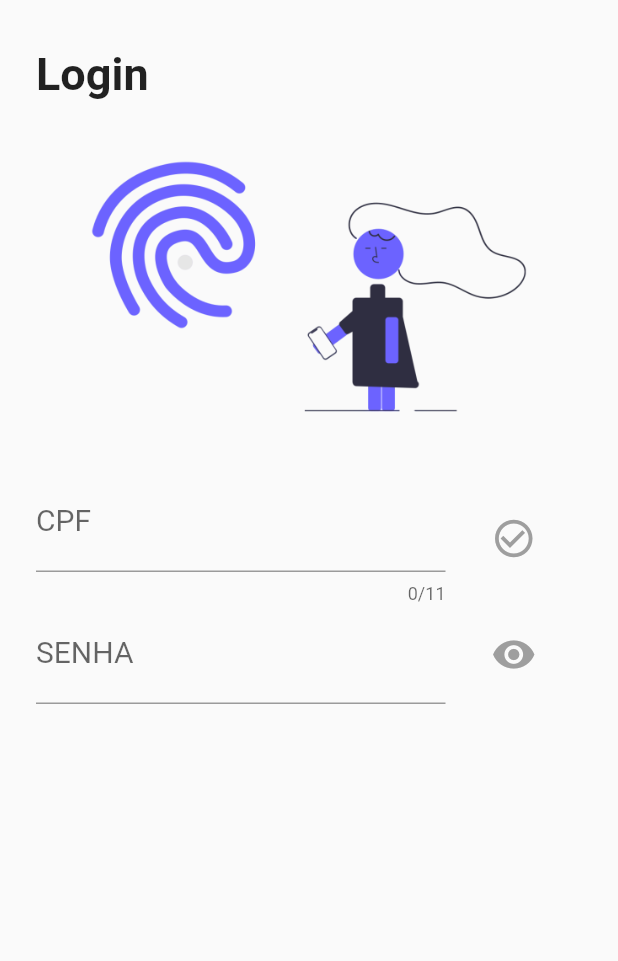
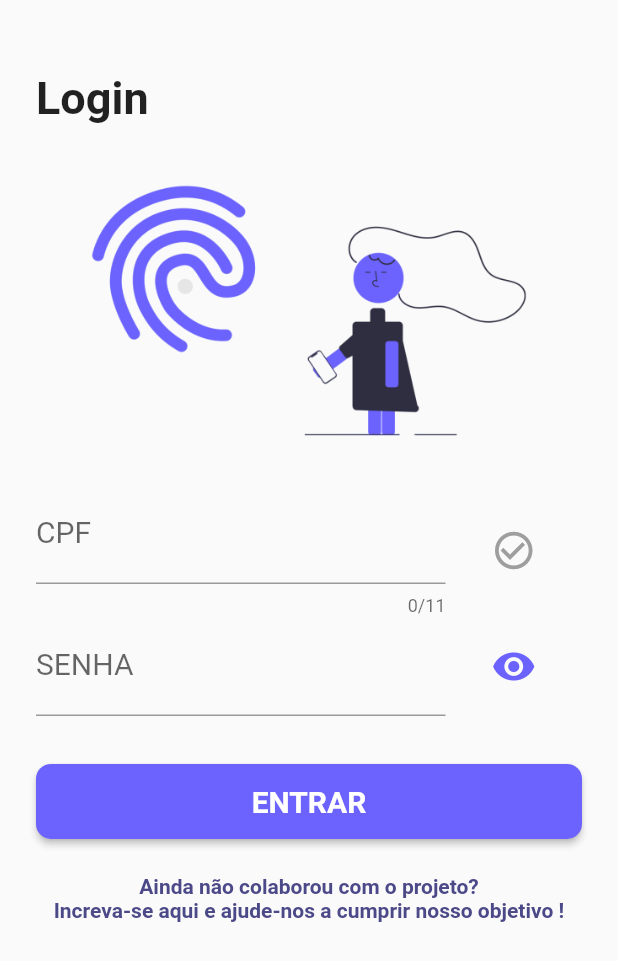
Before and after one commit to kauemurakami/profectus, a Flutter app: the LoginPage screen opened by its route, after a tap on the "remove red eye" icon, on a phone screen of 412 x 824 dp. Shown: the top 961 px of the screen. Run offline on Flutter 3.47's test engine with Material 2 defaults, Android fonts, the light colour scheme and no system bars; our stand-ins replace get, liquid_swipe.

Commit message:
finalizando login

```diff
--- a/lib/app/modules/landing/pages/final_page.dart
+++ b/lib/app/modules/landing/pages/final_page.dart
@@ -15,7 +15,7 @@ class FinalPage extends Container {
             fit: BoxFit.cover,
           ),
           Padding(
-            padding: EdgeInsets.all(20.0),
+            padding: EdgeInsets.all(10.0),
           ),
           Column(
             children: <Widget>[
--- a/lib/app/modules/login/login_controller.dart
+++ b/lib/app/modules/login/login_controller.dart
@@ -2,6 +2,7 @@ import 'package:get/get.dart';
 import 'package:meta/meta.dart';
 import 'package:vitalis/app/data/model/user_model.dart';
 import 'package:vitalis/app/data/repository/user_repository.dart';
+import 'package:vitalis/app/routes/app_pages.dart';
 
 class LoginController extends GetxController {
 
@@ -16,12 +17,11 @@ class LoginController extends GetxController {
   get user => this._user.value;
   set user(value) => this._user.value = value;
 
+  final _obscure = true.obs;
+  get obscure => this._obscure.value;
+  set obscure(value) => this._obscure.value = value;
 
-  final _showPassword = false.obs;
-  get showPassword => this._showPassword.value;
-  set showPassword(value) => this._showPassword.value = value;
-
-  validatecpf(value) => GetUtils.isCpf(value) ? null : 'Insira um CPF válido' ;
+  validateCpf(value) => GetUtils.isCpf(value) ? null : 'Insira um CPF válido' ;
   validateSenha(value) => value < 5 ? 'Insira uma senha válida' : null ;
 
   onSavedCpf(value) => this.user.cpf = value;
@@ -30,10 +30,12 @@ class LoginController extends GetxController {
   onChangeCpf(value) => GetUtils.isCpf(value) ? this.isCPF = true : null ;
   onChangeSenha(value) => this.user.senha = value;
 
-  show() => !this.showPassword ? this.showPassword == true : this.showPassword == false;
+  show() => this.obscure == false? this.obscure = true : this.obscure = false;
+
   login(){
 
   }
 
+  cadastro() => Get.toNamed(Routes.CADASTRO);
 
 }
--- a/lib/app/modules/login/login_page.dart
+++ b/lib/app/modules/login/login_page.dart
@@ -1,7 +1,9 @@
 import 'package:flutter/material.dart';
 import 'package:vitalis/app/modules/login/login_controller.dart';
 import 'package:get/get.dart';
+import 'package:vitalis/app/theme/app_colors_theme.dart';
 import 'package:vitalis/app/theme/app_text_theme.dart';
+import 'package:vitalis/app/widgets/custom_button_widget.dart';
 import 'package:vitalis/app/widgets/custom_tff_widget.dart';
 
 class LoginPage extends GetView<LoginController> {
@@ -15,7 +17,6 @@ class LoginPage extends GetView<LoginController> {
           child: Form(
         key: _formKey,
         child: Container(
-          height: Get.height,
           width: Get.width,
           padding: const EdgeInsets.all(24.0),
           child: Column(children: [
@@ -23,7 +24,7 @@ class LoginPage extends GetView<LoginController> {
               mainAxisAlignment: MainAxisAlignment.start,
               children: [
                 Padding(
-                  padding: const EdgeInsets.only(top: 8.0),
+                  padding: const EdgeInsets.only(top: 24.0),
                   child: Text(
                     'Login',
                     style: title,
@@ -32,7 +33,7 @@ class LoginPage extends GetView<LoginController> {
               ],
             ),
             Padding(
-              padding: const EdgeInsets.only(top: 16.0, bottom: 16.0),
+              padding: const EdgeInsets.only(top: 16.0, bottom: 8.0),
               child: Image.asset('assets/images/login.png'),
             ),
             Obx(
@@ -53,7 +54,7 @@ class LoginPage extends GetView<LoginController> {
                     flex: 1,
                     child: Icon(
                       Icons.check_circle_outline, size: 30,
-                      color: controller.isCPF ? Colors.green : Colors.grey,
+                      color: controller.isCPF ? mainColor : Colors.grey,
                     ),
                   ),
                 ],
@@ -66,21 +67,37 @@ class LoginPage extends GetView<LoginController> {
                   Expanded(
                     flex: 3,
                     child: CustomTextFormField(
-                      onChanged: (value) => controller.onChangeCpf(value),
-                      onSaved: (value) => controller.onSavedCpf(value),
+                      onChanged: (value) => controller.onChangeSenha(value),
+                      onSaved: (value) => controller.onSavedSenha(value),
+                      validator: (value) => controller.validateSenha(value),
                       text: 'SENHA',
+                      obscure: controller.obscure,
                     ),
                   ),
                   Expanded(
                     flex: 1,
                     child: IconButton(
                       icon: Icon(Icons.remove_red_eye),iconSize: 30,
-                      color: controller.showPassword ? Colors.purpleAccent : Colors.grey,
+                      color: controller.obscure ? Colors.grey : mainColor ,
                       onPressed: ()=> controller.show(),
                     ),
                   ),
                 ],
               ),
+            ),
+            Padding(
+              padding: const EdgeInsets.only(top:32),
+              child: CustomButtonWidget(text: 'ENTRAR', callback: () => controller.login()),
+            ),
+            GestureDetector(
+              onTap: () => controller.cadastro(),
+                          child: Padding(padding: EdgeInsets.only(top: 24.0), child: Column(
+                children: [
+                  Text('Ainda não colaborou com o projeto?', style: descricaoLogin,),
+                  Text('Increva-se aqui e ajude-nos a cumprir nosso objetivo !', style: descricaoLogin, textAlign: TextAlign.center,),
+
+                ],
+              )),
             )
           ]),
         ),
--- a/lib/app/routes/app_pages.dart
+++ b/lib/app/routes/app_pages.dart
@@ -1,4 +1,5 @@
 import 'package:get/get.dart';
+import 'package:vitalis/app/modules/cadastro/cadastro_page.dart';
 import 'package:vitalis/app/modules/home/home_page.dart';
 import 'package:vitalis/app/modules/landing/landing_page.dart';
 import 'package:vitalis/app/modules/login/login_bindings.dart';
@@ -11,5 +12,6 @@ abstract class AppPages {
     GetPage(name: Routes.LANDING, page:()=> LandingPage(),),
     GetPage(name: Routes.LOGIN, page:()=> LoginPage(), binding: LoginBinding()),
     GetPage(name: Routes.HOME, page:()=> HomePage()),
+    GetPage(name: Routes.CADASTRO, page:()=> CadastroPage()),
   ];
 }
--- /dev/null
+++ b/lib/app/theme/app_colors_theme.dart
@@ -0,0 +1,5 @@
+import 'package:flutter/material.dart';
+
+final mainColor = Color(0xff6c63ff);
+
+final secondColor = Color(0xff4c4988);
--- a/lib/app/theme/app_text_theme.dart
+++ b/lib/app/theme/app_text_theme.dart
@@ -1,9 +1,5 @@
 import 'package:flutter/material.dart';
-
-final descricaoL = TextStyle(
-  fontWeight: FontWeight.bold,
-
-);
+import 'package:vitalis/app/theme/app_colors_theme.dart';
 
  final style = TextStyle(
     fontSize: 30,
@@ -15,3 +11,5 @@ final title = TextStyle(
     fontSize: 30,
     fontWeight: FontWeight.w600,
   );
+
+final descricaoLogin = TextStyle(fontSize: 14, fontWeight: FontWeight.bold, color: secondColor);
--- a/lib/app/theme/app_theme.dart
+++ b/lib/app/theme/app_theme.dart
@@ -1,5 +1,7 @@
 import 'package:flutter/material.dart';
+
+import 'app_colors_theme.dart';
 final ThemeData appThemeData = ThemeData(
-  primaryColor: Colors.purple,
+  primaryColor: mainColor,
   accentColor: Colors.purpleAccent,
 );
--- /dev/null
+++ b/lib/app/widgets/custom_button_widget.dart
@@ -0,0 +1,27 @@
+import 'package:flutter/material.dart';
+import 'package:vitalis/app/theme/app_colors_theme.dart';
+
+class CustomButtonWidget extends Container {
+  final String text;
+  final VoidCallback callback;
+  CustomButtonWidget({@required this.text, this.callback,});
+
+  @override
+  Widget build(BuildContext context) {
+    return Container(
+      width: MediaQuery.of(context).size.width / 0.5,
+      height: 50,
+      child: RaisedButton(
+        autofocus: false,
+        shape: RoundedRectangleBorder(
+          borderRadius: BorderRadius.circular(10)
+        ),
+          onPressed: this.callback,
+          child: Text(
+            this.text,
+            style: TextStyle(fontSize: 20, fontWeight: FontWeight.bold, color: Colors.white),
+          ),
+          color: mainColor),
+    );
+  }
+}
--- a/lib/app/widgets/custom_tff_widget.dart
+++ b/lib/app/widgets/custom_tff_widget.dart
@@ -1,4 +1,5 @@
 import 'package:flutter/material.dart';
+import 'package:vitalis/app/theme/app_colors_theme.dart';
 
 class CustomTextFormField extends StatelessWidget {
   final Function(String value) onSaved;
@@ -38,11 +39,11 @@ class CustomTextFormField extends StatelessWidget {
       obscureText: this.obscure,
       style: TextStyle(fontSize: 20),
       keyboardType: this.type,
-      cursorColor: Colors.deepPurpleAccent,
+      cursorColor: Colors.purpleAccent,
       decoration: InputDecoration(
           //contentPadding: EdgeInsets.only(top: 5),
           border:
-              UnderlineInputBorder(borderSide: BorderSide(color: Colors.purple)),
+              UnderlineInputBorder(borderSide: BorderSide(color:mainColor)),
           labelText: this.text,
           suffixIcon: this.sufixIcon),
       onChanged: (value) => this.onChanged(value),
```
Also changed, not shown: lib/app/modules/cadastro/cadastro_controller.dart (added, +9 -0 lines), lib/app/modules/cadastro/cadastro_page.dart (added, +41 -0 lines), lib/app/modules/landing/landing_page.dart (+3 -6 lines), lib/app/modules/landing/pages/but_how_page.dart (deleted, +0 -46 lines), lib/app/widgets/custom_button_back_widget.dart (added, +14 -0 lines), lib/app/modules/cadastro/cadastro_bindings.dart (added).
